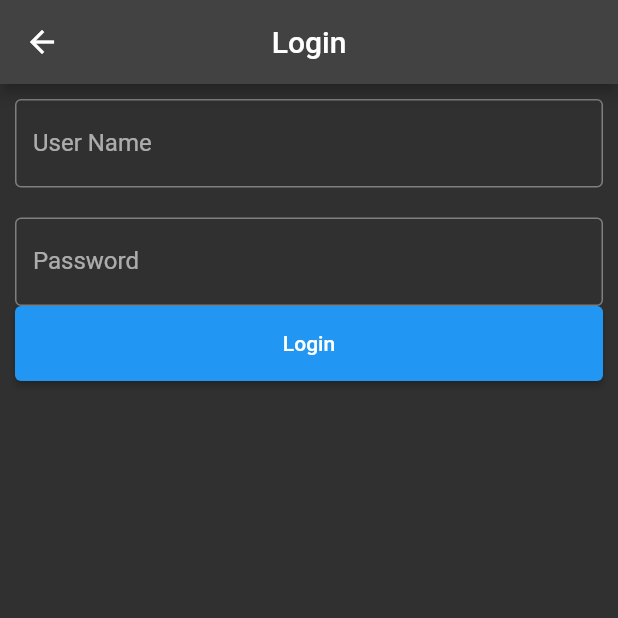
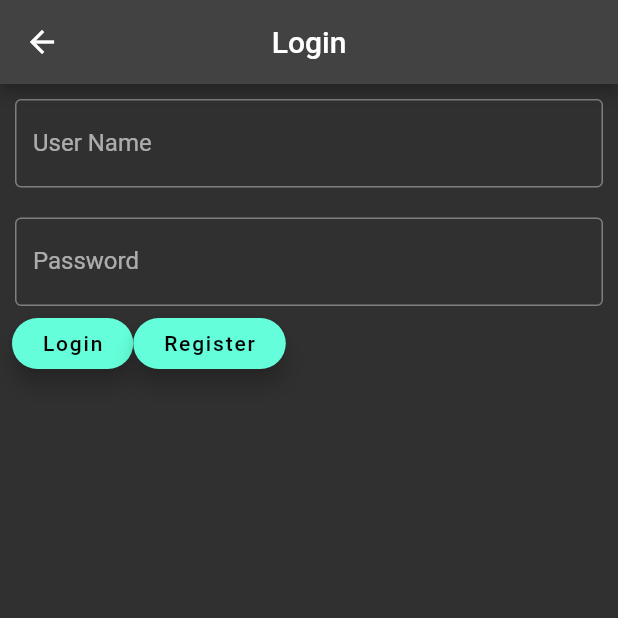
Before and after one commit to ThomasGrossmann/PreTPI, a Flutter app: the CryptoPage screen opened directly, in the side drawer, after a tap on "Login", on a phone screen of 412 x 824 dp, the top half of it. Run offline on Flutter 3.47's test engine with Material 2 defaults, Android fonts, the phone set to English and light mode, and no system bars; our stand-ins replace pull_to_refresh; network calls fail.

Commit message:
Rendu final Pré-TPI

```diff
--- a/CryptoFeed/lib/views/cryptos.dart
+++ b/CryptoFeed/lib/views/cryptos.dart
@@ -3,6 +3,7 @@ import 'package:flutter/material.dart';
 import 'package:flutter/scheduler.dart';
 import 'package:http/http.dart' as http;
 import 'package:untitled2/widget/all.dart';
+import 'package:pull_to_refresh/pull_to_refresh.dart';
 
 class CryptoPage extends StatefulWidget {
   const CryptoPage({Key? key}) : super(key: key);
@@ -10,9 +11,11 @@ class CryptoPage extends StatefulWidget {
   @override
   State<CryptoPage> createState() => _CryptoPageState();
 }
+
 class _CryptoPageState extends State<CryptoPage> {
   List<dynamic> _cryptos = [];
   final ScrollController _scrollController = ScrollController();
+  RefreshController controller = RefreshController(initialRefresh: true);
 
   List<DropdownMenuItem<String>> get listCurrencies {
     List<DropdownMenuItem<String>> menuItems = [
@@ -33,10 +36,10 @@ class _CryptoPageState extends State<CryptoPage> {
   }
 
   void getCryptos() async {
-    var result =
-    await http.get(Uri.parse("https://api.coingecko.com/api/v3/coins"));
+    final response =
+        await http.get(Uri.parse("https://api.coingecko.com/api/v3/coins"));
     setState(() {
-      _cryptos = json.decode(result.body);
+      _cryptos = json.decode(response.body);
     });
   }
 
@@ -80,8 +83,8 @@ class _CryptoPageState extends State<CryptoPage> {
                   ),
                   title: Text(_cryptos[index]['name']),
                   subtitle: Text(_cryptos[index]['market_data']['current_price']
-                  [holder]
-                      .toString() +
+                              [holder]
+                          .toString() +
                       " $currency"),
                   //trailing: const Icon(Icons.favorite),
                 )
--- a/CryptoFeed/lib/views/login.dart
+++ b/CryptoFeed/lib/views/login.dart
@@ -42,14 +42,27 @@ class _LoginPageState extends State<LoginPage> {
           ),
           Container(
               height: 50,
-              padding: const EdgeInsets.fromLTRB(10, 0, 10, 0),
-              child: ElevatedButton(
-                child: const Text('Login'),
-                onPressed: () {
-                  nameController.text = "";
-                  passwordController.text = "";
-                },
-              )),
+              padding: const EdgeInsets.all(8),
+              child: Expanded(
+                child: Row(
+                  children: <Widget>[
+                    FloatingActionButton.extended(
+                      label: const Text('Login'),
+                      onPressed: () {
+                        nameController.text = "";
+                        passwordController.text = "";
+                      },
+                    ),
+                    FloatingActionButton.extended(
+                      label: const Text('Register'),
+                      onPressed: () {
+
+                      },
+                    )
+                  ],
+                ),
+              )
+          ),
         ],
       ),
     );
--- a/CryptoFeed/lib/views/news.dart
+++ b/CryptoFeed/lib/views/news.dart
@@ -20,7 +20,6 @@ class _NewsPageState extends State<NewsPage> {
   final ScrollController _scrollController = ScrollController();
 
   Future<bool> getNews({bool isRefresh = false}) async {
-    print(currentPage);
     final response = await http.get(Uri.parse(
         "https://newsapi.org/v2/everything?q=crypto&apiKey=e05f822b086d44e7886db0ebbe4d54f6&q=crypto&page=$currentPage&pageSize=10&sortBy=publishedAt"));
 
```
